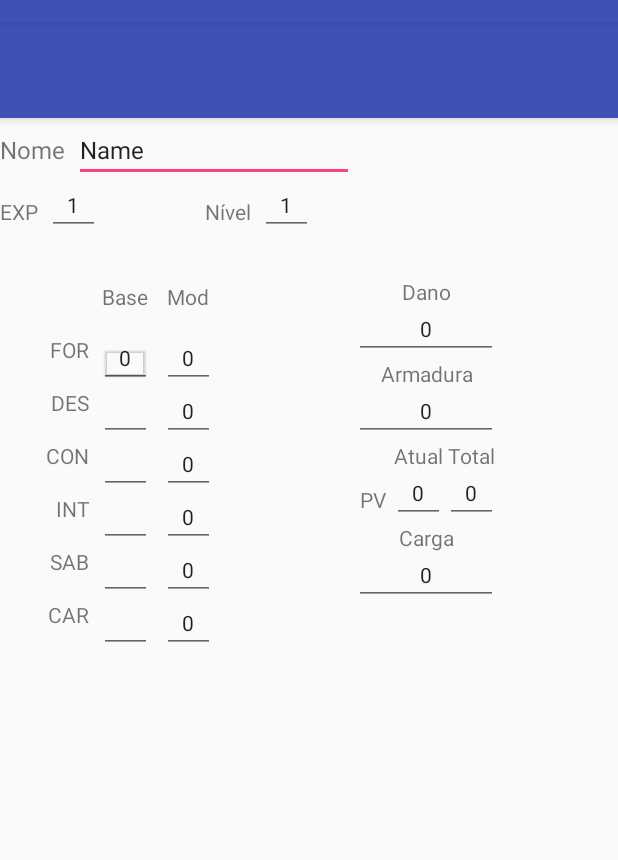
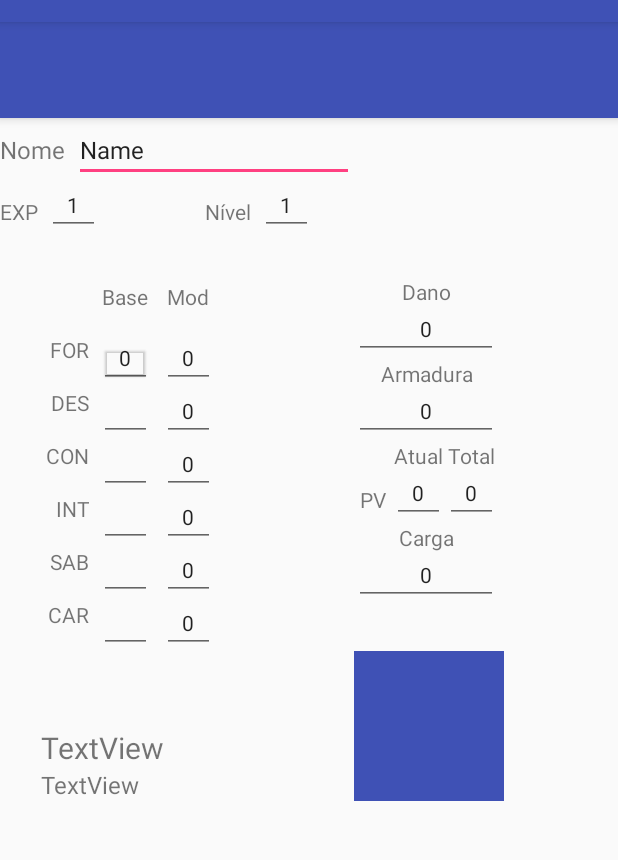
Before and after one commit to CarolinaRansatto/DWKeeper, an Android app: the FichaStats screen opened directly, with no data from a screen before it, on a phone screen of 412 x 824 dp, the part 62-922 px from its top. Run offline under Robolectric (Android 15) with nearby library versions, the light colour scheme and no system bars; 1 statement that could not run was skipped.

Commit message:
Estruturas da ficha e da página de seleção de fichas feitas

```diff
--- a/app/src/main/AndroidManifest.xml
+++ b/app/src/main/AndroidManifest.xml
@@ -10,8 +10,7 @@
         android:theme="@style/AppTheme">
         <activity
             android:name=".NovaFicha"
-            android:screenOrientation="portrait">
-        </activity>
+            android:screenOrientation="portrait"></activity>
         <activity android:name=".MainActivity" />
         <activity android:name=".Dados" />
         <activity
@@ -20,9 +19,11 @@
             android:theme="@style/AppTheme.NoActionBar">
             <intent-filter>
                 <action android:name="android.intent.action.MAIN" />
+
                 <category android:name="android.intent.category.LAUNCHER" />
             </intent-filter>
         </activity>
+        <activity android:name=".SelecaoFicha"></activity>
     </application>
 
 </manifest>
--- a/app/src/main/res/layout/fragment_ficha_stats.xml
+++ b/app/src/main/res/layout/fragment_ficha_stats.xml
@@ -1,4 +1,5 @@
 <RelativeLayout xmlns:android="http://schemas.android.com/apk/res/android"
+    xmlns:app="http://schemas.android.com/apk/res-auto"
     xmlns:tools="http://schemas.android.com/tools"
     android:layout_width="match_parent"
     android:layout_height="match_parent"
@@ -438,4 +439,48 @@
 
     </LinearLayout>
 
+    <LinearLayout
+        android:orientation="horizontal"
+        android:layout_width="wrap_content"
+        android:layout_height="wrap_content"
+        android:layout_below="@+id/stats"
+        android:layout_alignLeft="@+id/stats"
+        android:layout_alignStart="@+id/stats"
+        android:layout_marginTop="46dp"
+        android:id="@+id/Info">
+
+        <LinearLayout
+            android:orientation="vertical"
+            android:layout_width="match_parent"
+            android:layout_height="wrap_content">
+
+            <TextView
+                android:text="TextView"
+                android:layout_width="match_parent"
+                android:layout_height="wrap_content"
+                android:id="@+id/viewClasse"
+                android:textSize="20sp" />
+
+            <TextView
+                android:text="TextView"
+                android:layout_width="match_parent"
+                android:layout_height="wrap_content"
+                android:id="@+id/viewRaca"
+                android:layout_weight="1"
+                android:textSize="16sp" />
+
+        </LinearLayout>
+
+    </LinearLayout>
+
+    <ImageView
+        android:layout_width="100dp"
+        android:layout_height="100dp"
+        app:srcCompat="@color/colorPrimary"
+        android:id="@+id/viewImagem"
+        android:layout_weight="1"
+        android:layout_alignBottom="@+id/Info"
+        android:layout_alignLeft="@+id/Misc"
+        android:layout_alignStart="@+id/Misc" />
+
 </RelativeLayout>
--- a/app/src/main/res/values/colors.xml
+++ b/app/src/main/res/values/colors.xml
@@ -1,6 +1,6 @@
 <?xml version="1.0" encoding="utf-8"?>
 <resources>
-    <color name="colorPrimary">#3F51B5</color>
+    <color name="colorPrimary">#3f51b5</color>
     <color name="colorPrimaryDark">#303F9F</color>
     <color name="colorAccent">#FF4081</color>
 </resources>
```
Also changed, not shown: app/src/main/java/com/keeper/company/dwkeeper/SelecaoFicha.java (added, +13 -0 lines), app/src/main/res/layout/activity_selecao_ficha.xml (added, +78 -0 lines), app/src/main/res/layout/fragment_ficha_detalhes.xml (+93 -5 lines), app/src/main/res/layout/fragment_ficha_tech.xml (+28 -5 lines).
